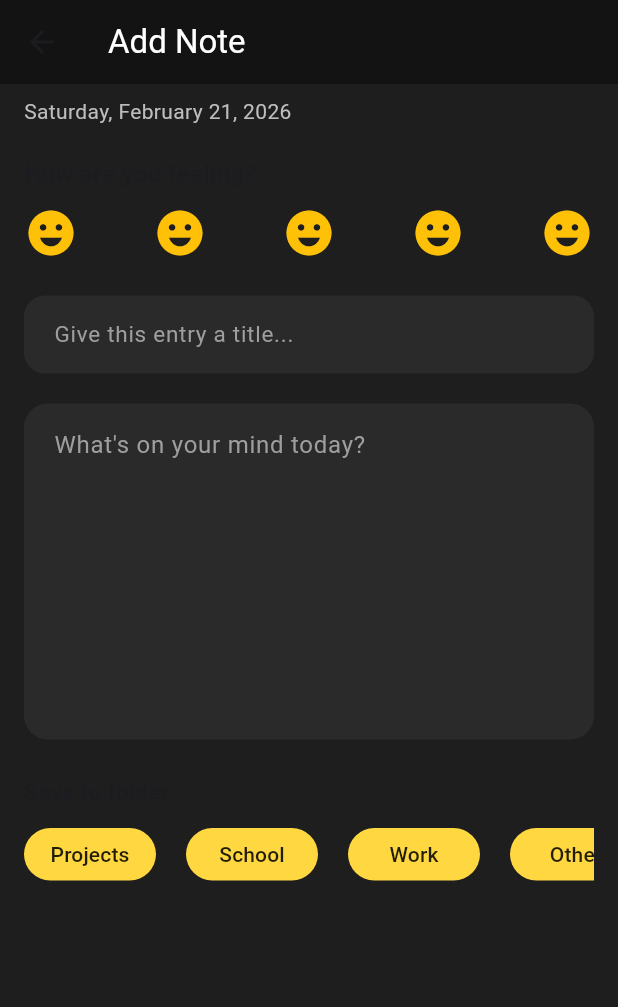
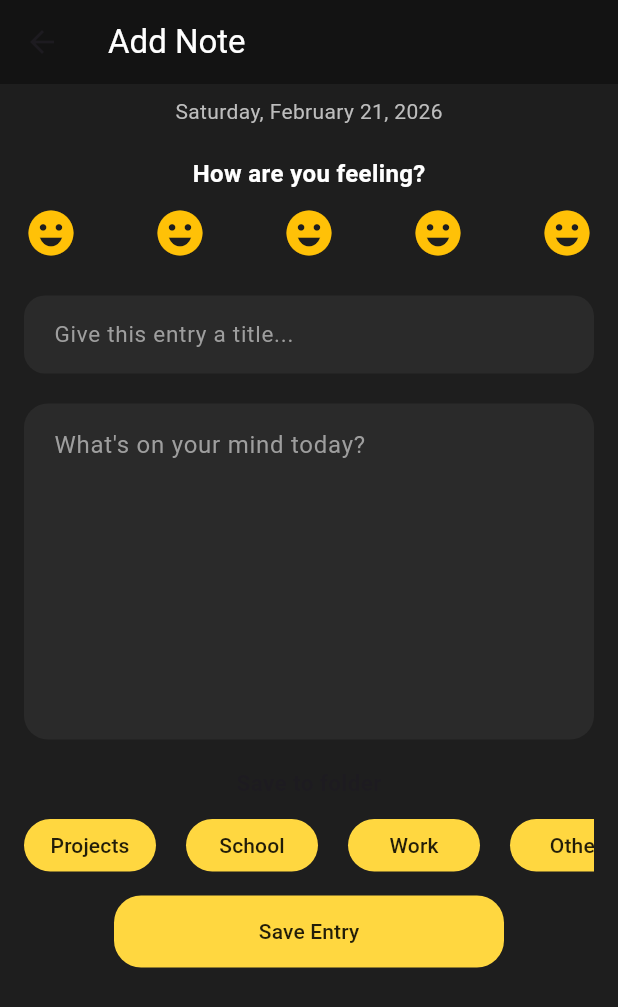
Before and after one commit to BrightBanda/journel_app, a Flutter app: the screen it shows after launch, after a tap on the "add" icon, on a phone screen of 412 x 824 dp. Shown: the top 1007 px of the screen. Run offline on Flutter 3.47's test engine with Material 3 defaults, Android fonts, the phone set to English and light mode, and no system bars; our stand-ins replace flutter_riverpod.

Commit message:
added a AddNotePage viewmodel and a provider

```diff
--- a/lib/src/data/models/note.dart
+++ b/lib/src/data/models/note.dart
@@ -3,7 +3,7 @@ class Note {
   final String content;
   final DateTime createdAt;
   final int? mood;
-  final int id;
+  final String id;
 
   Note({
     required this.title,
--- a/lib/src/presentation/view/add_note_page.dart
+++ b/lib/src/presentation/view/add_note_page.dart
@@ -1,11 +1,28 @@
 import 'package:flutter/material.dart';
+import 'package:flutter_riverpod/flutter_riverpod.dart';
+import 'package:journel_new/src/presentation/viewmodel/add_note_page_viewmodel.dart';
 import 'package:journel_new/src/utils/customWidgets/folder_btn.dart';
 
-class AddNotePage extends StatelessWidget {
+class AddNotePage extends ConsumerStatefulWidget {
   const AddNotePage({super.key});
 
   @override
+  ConsumerState<AddNotePage> createState() => _AddNotePageState();
+}
+
+class _AddNotePageState extends ConsumerState<AddNotePage> {
+  final titleController = TextEditingController();
+  final contentController = TextEditingController();
+
+  @override
+  void dispose() {
+    titleController.dispose();
+    contentController.dispose();
+    super.dispose();
+  }
+
   Widget build(BuildContext context) {
+    final AddNoteProvider = ref.read(addNoteProvider.notifier);
     return Scaffold(
       backgroundColor: const Color(0xFF1E1E1E),
       appBar: AppBar(
@@ -15,8 +32,10 @@ class AddNotePage extends StatelessWidget {
       ),
       body: Padding(
         padding: const EdgeInsets.symmetric(horizontal: 16),
+        child: SingleChildScrollView(
+          scrollDirection: Axis.vertical,
           child: Column(
-          crossAxisAlignment: CrossAxisAlignment.start,
+            crossAxisAlignment: CrossAxisAlignment.center,
             children: [
               const SizedBox(height: 8),
 
@@ -31,7 +50,11 @@ class AddNotePage extends StatelessWidget {
               // Emoji section
               const Text(
                 "How are you feeling?",
-              style: TextStyle(fontSize: 16, fontWeight: FontWeight.w600),
+                style: TextStyle(
+                  fontSize: 16,
+                  fontWeight: FontWeight.w600,
+                  color: Colors.white,
+                ),
               ),
 
               const SizedBox(height: 10),
@@ -85,7 +108,7 @@ class AddNotePage extends StatelessWidget {
                 ),
               ),
 
-            const SizedBox(height: 24),
+              const SizedBox(height: 18),
 
               // Folders label
               const Text(
@@ -111,7 +134,26 @@ class AddNotePage extends StatelessWidget {
               ),
 
               const SizedBox(height: 16),
+
+              Container(
+                padding: EdgeInsets.all(0),
+                decoration: BoxDecoration(
+                  color: Colors.amberAccent,
+                  borderRadius: BorderRadius.circular(18),
+                ),
+                width: 260,
+                child: MaterialButton(
+                  onPressed: () {
+                    AddNoteProvider.addNote(
+                      title: titleController.text,
+                      content: contentController.text,
+                    );
+                  },
+                  child: Text("Save Entry"),
+                ),
+              ),
             ],
+          ),
         ),
       ),
     );
--- /dev/null
+++ b/lib/src/presentation/viewmodel/add_note_page_viewmodel.dart
@@ -0,0 +1,24 @@
+import 'package:flutter_riverpod/flutter_riverpod.dart';
+import 'package:journel_new/src/data/models/note.dart';
+
+class AddNotePageViewmodel extends Notifier<List<Note>> {
+  @override
+  build() {
+    return [];
+  }
+
+  void addNote({required String title, required String content}) {
+    final newNote = Note(
+      title: title,
+      content: content,
+      createdAt: DateTime.now(),
+      id: DateTime.now().toString(),
+    );
+
+    state = [...state, newNote];
+  }
+}
+
+final addNoteProvider = NotifierProvider<AddNotePageViewmodel, List<Note>>(
+  AddNotePageViewmodel.new,
+);
```
Also changed, not shown: lib/src/presentation/view/home_page.dart (+9 -1 lines). Lines whose indentation alone changed are shown as unchanged.
